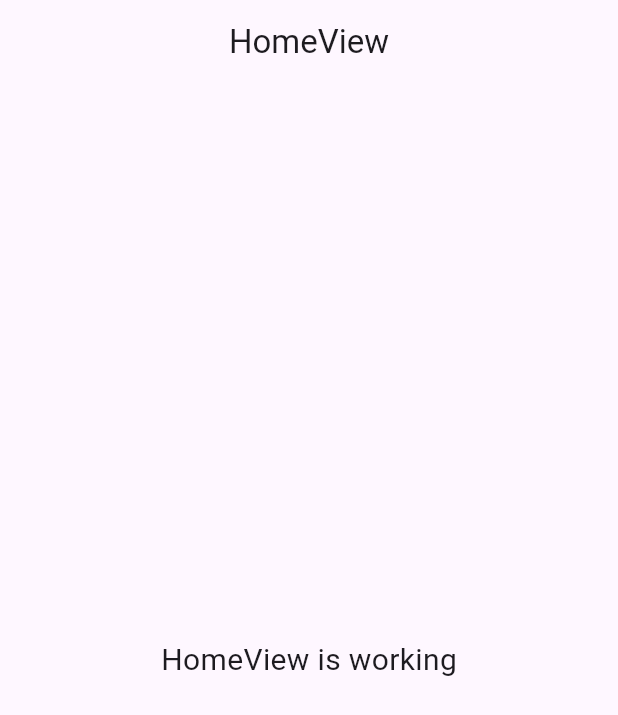
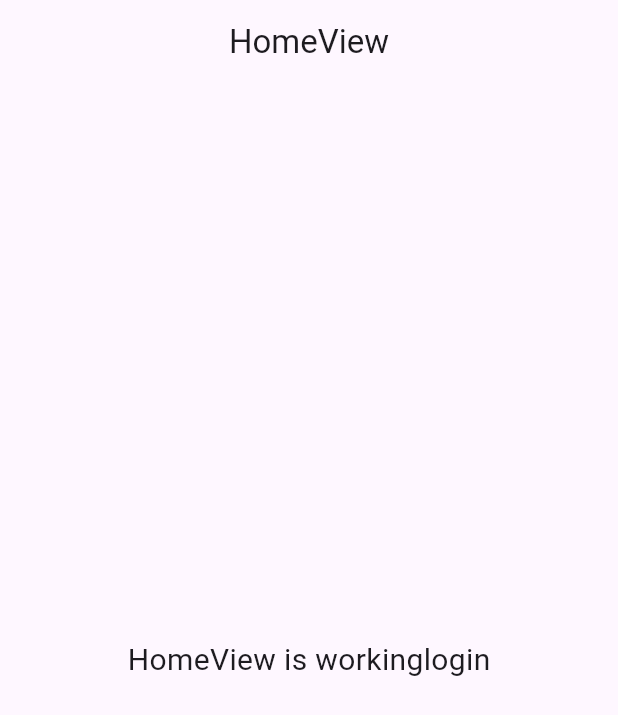
Before and after one commit to KlayThompson/remote-demo, a Flutter app: the screen it shows after launch, on a phone screen of 412 x 824 dp. Shown: the top 715 px of the screen. Run offline on Flutter 3.47's test engine with Material 3 defaults, Android fonts, the phone set to English and light mode, and no system bars; our stand-ins replace get.

Commit message:
多语言

```diff
--- a/lib/app/modules/home/views/home_view.dart
+++ b/lib/app/modules/home/views/home_view.dart
@@ -1,11 +1,12 @@
 import 'package:flutter/material.dart';
 
 import 'package:get/get.dart';
+import 'package:remote_demoa/generated/locales.g.dart';
 
 import '../controllers/home_controller.dart';
 
 class HomeView extends GetView<HomeController> {
-  const HomeView({Key? key}) : super(key: key);
+  const HomeView({super.key});
   @override
   Widget build(BuildContext context) {
     return Scaffold(
@@ -15,7 +16,7 @@ class HomeView extends GetView<HomeController> {
       ),
       body: const Center(
         child: Text(
-          'HomeView is working',
+          'HomeView is working${LocaleKeys.buttons_login}',
           style: TextStyle(fontSize: 20),
         ),
       ),
--- a/pubspec.yaml
+++ b/pubspec.yaml
@@ -8,6 +8,8 @@ environment:
 dependencies:
   cupertino_icons: ^1.0.6
   get: 4.6.6
+  dio: ^4.0.0
+
   flutter:
     sdk: flutter
 
```
Also changed, not shown: lib/generated/locales.g.dart.
